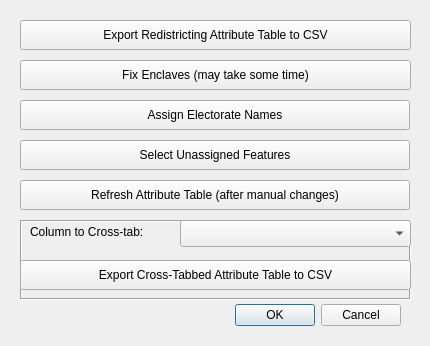
Before: the Qt Designer form StattoRedistrict_dlgtoolbox.ui in johnpholden/qgis3redistricter, drawn with Qt 5.
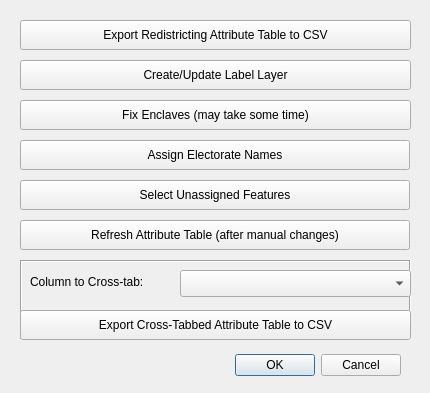
After: the same form once the commit is applied.

Patch:
```diff
--- a/StattoRedistrict_dlgtoolbox.ui
+++ b/StattoRedistrict_dlgtoolbox.ui
@@ -7,7 +7,7 @@
     <x>0</x>
     <y>0</y>
     <width>430</width>
-    <height>346</height>
+    <height>393</height>
    </rect>
   </property>
   <property name="windowTitle">
@@ -17,7 +17,7 @@
    <property name="geometry">
     <rect>
      <x>60</x>
-     <y>300</y>
+     <y>350</y>
      <width>341</width>
      <height>30</height>
     </rect>
@@ -46,7 +46,7 @@
    <property name="geometry">
     <rect>
      <x>20</x>
-     <y>60</y>
+     <y>100</y>
      <width>391</width>
      <height>30</height>
     </rect>
@@ -59,7 +59,7 @@
    <property name="geometry">
     <rect>
      <x>20</x>
-     <y>100</y>
+     <y>140</y>
      <width>390</width>
      <height>30</height>
     </rect>
@@ -72,7 +72,7 @@
    <property name="geometry">
     <rect>
      <x>20</x>
-     <y>140</y>
+     <y>180</y>
      <width>390</width>
      <height>30</height>
     </rect>
@@ -85,7 +85,7 @@
    <property name="geometry">
     <rect>
      <x>20</x>
-     <y>180</y>
+     <y>220</y>
      <width>390</width>
      <height>30</height>
     </rect>
@@ -98,7 +98,7 @@
    <property name="geometry">
     <rect>
      <x>20</x>
-     <y>220</y>
+     <y>260</y>
      <width>391</width>
      <height>80</height>
     </rect>
@@ -113,7 +113,7 @@
     <property name="geometry">
      <rect>
       <x>0</x>
-      <y>40</y>
+      <y>50</y>
       <width>391</width>
       <height>30</height>
      </rect>
@@ -126,7 +126,7 @@
     <property name="geometry">
      <rect>
       <x>160</x>
-      <y>0</y>
+      <y>10</y>
       <width>231</width>
       <height>27</height>
      </rect>
@@ -136,7 +136,7 @@
     <property name="geometry">
      <rect>
       <x>10</x>
-      <y>-4</y>
+      <y>6</y>
       <width>151</width>
       <height>31</height>
      </rect>
@@ -146,6 +146,19 @@
     </property>
    </widget>
   </widget>
+  <widget class="QPushButton" name="btnLabelLayer">
+   <property name="geometry">
+    <rect>
+     <x>20</x>
+     <y>60</y>
+     <width>391</width>
+     <height>30</height>
+    </rect>
+   </property>
+   <property name="text">
+    <string>Create/Update Label Layer</string>
+   </property>
+  </widget>
  </widget>
  <resources/>
  <connections>
```
